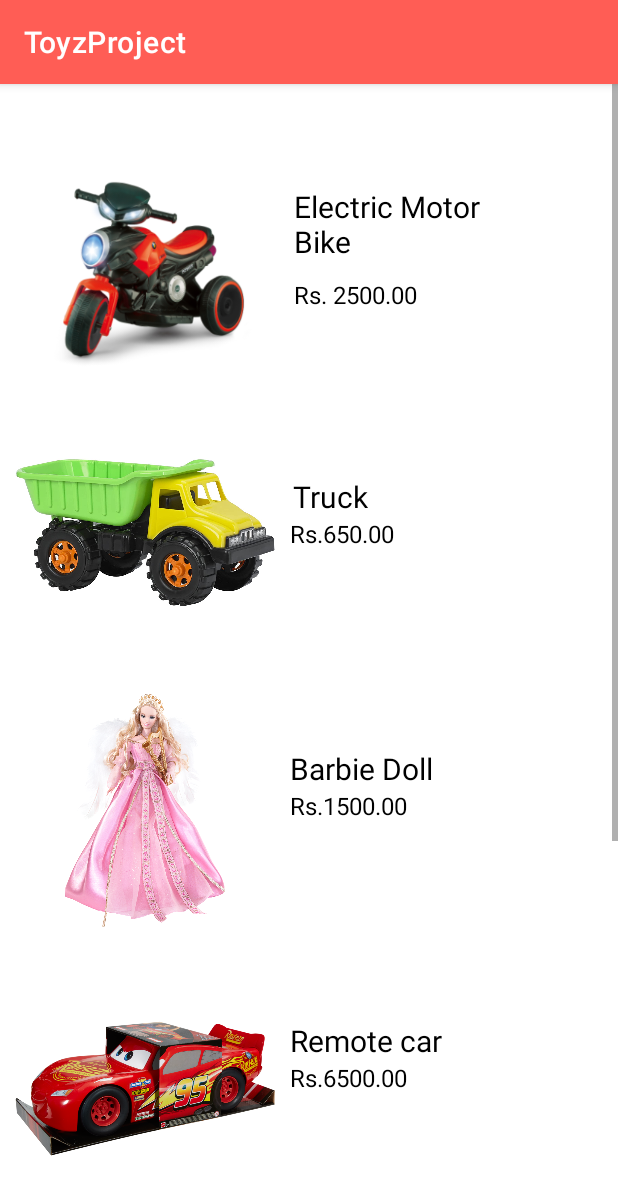
After one commit to Kavi0109/MADProject, an Android app: the NewArrivals screen opened directly, with no data from a screen before it, on a phone screen of 412 x 824 dp. The commit adds this screen. Shown: the top 1195 px of the screen. Run offline under Robolectric (Android 15) with nearby library versions, the phone set to English and light mode, and no system bars; Roboto replaces fonts that are not available here.

Commit message:
rishma123456

```diff
--- a/app/src/main/AndroidManifest.xml
+++ b/app/src/main/AndroidManifest.xml
@@ -12,6 +12,9 @@
         android:roundIcon="@mipmap/ic_launcher_round"
         android:supportsRtl="true"
         android:theme="@style/Theme.ToyzProject">
+        <activity
+            android:name=".NewArrivals"
+            android:exported="true" />
         <activity
             android:name=".Statistics"
             android:exported="true" />
--- a/app/src/main/java/com/example/toyzproject/Email.java
+++ b/app/src/main/java/com/example/toyzproject/Email.java
@@ -31,6 +31,7 @@
         btSend.setOnClickListener(new View.OnClickListener() {
             @Override
             public void onClick(View view) {
+                openDialog();
                 Intent intent = new Intent(Intent.ACTION_VIEW,
                         Uri.parse("mailto:" + etTo.getText().toString()));
                 intent.putExtra(Intent.EXTRA_SUBJECT,etSuject.getText().toString());
@@ -47,4 +48,9 @@
             }
         });
     }
+
+    public void openDialog() {
+        PopUpDialog popUpDialog = new PopUpDialog();
+        popUpDialog.show(getSupportFragmentManager(),"popup dialog");
+    }
 }
--- /dev/null
+++ b/app/src/main/java/com/example/toyzproject/NewArrivals.java
@@ -0,0 +1,14 @@
+package com.example.toyzproject;
+
+import androidx.appcompat.app.AppCompatActivity;
+
+import android.os.Bundle;
+
+public class NewArrivals extends AppCompatActivity {
+
+    @Override
+    protected void onCreate(Bundle savedInstanceState) {
+        super.onCreate(savedInstanceState);
+        setContentView(R.layout.activity_new_arrivals);
+    }
+}
--- /dev/null
+++ b/app/src/main/res/layout/activity_new_arrivals.xml
@@ -0,0 +1,248 @@
+<?xml version="1.0" encoding="utf-8"?>
+<ScrollView
+    xmlns:android="http://schemas.android.com/apk/res/android"
+    xmlns:app="http://schemas.android.com/apk/res-auto"
+    xmlns:tools="http://schemas.android.com/tools"
+    android:layout_height="match_parent"
+    android:layout_width="match_parent">
+
+
+    <androidx.constraintlayout.widget.ConstraintLayout
+        android:layout_width="match_parent"
+        android:layout_height="wrap_content"
+
+        tools:context=".NewArrivals">
+
+        <ImageView
+            android:id="@+id/imageView2"
+            android:layout_width="176dp"
+            android:layout_height="141dp"
+            android:layout_marginStart="10dp"
+            android:layout_marginLeft="10dp"
+            android:layout_marginTop="50dp"
+            android:contentDescription="newarrivals1"
+            app:layout_constraintStart_toStartOf="parent"
+            app:layout_constraintTop_toTopOf="parent"
+            app:srcCompat="@drawable/toy18" />
+
+        <ImageView
+            android:id="@+id/imageView3"
+            android:layout_width="173dp"
+            android:layout_height="155dp"
+            android:layout_marginStart="10dp"
+            android:layout_marginLeft="10dp"
+            android:layout_marginTop="30dp"
+            android:contentDescription="newarrivals1"
+            app:layout_constraintStart_toStartOf="parent"
+            app:layout_constraintTop_toBottomOf="@+id/imageView2"
+            app:srcCompat="@drawable/toy20" />
+
+
+        <ImageView
+            android:id="@+id/imageView4"
+            android:layout_width="173dp"
+            android:layout_height="155dp"
+            android:layout_marginStart="10dp"
+            android:layout_marginLeft="10dp"
+            android:layout_marginTop="30dp"
+            android:contentDescription="newarrivals1"
+            app:layout_constraintStart_toStartOf="parent"
+            app:layout_constraintTop_toBottomOf="@+id/imageView3"
+            app:srcCompat="@drawable/toy4" />
+
+
+        <ImageView
+            android:id="@+id/imageView5"
+            android:layout_width="173dp"
+            android:layout_height="155dp"
+            android:layout_marginStart="10dp"
+            android:layout_marginLeft="10dp"
+            android:layout_marginTop="30dp"
+            android:contentDescription="newarrivals1"
+            app:layout_constraintStart_toStartOf="parent"
+            app:layout_constraintTop_toBottomOf="@+id/imageView4"
+            app:srcCompat="@drawable/toy6" />
+
+
+        <ImageView
+            android:id="@+id/imageView6"
+            android:layout_width="173dp"
+            android:layout_height="155dp"
+            android:layout_marginStart="10dp"
+            android:layout_marginLeft="10dp"
+            android:layout_marginTop="30dp"
+            android:contentDescription="newarrivals1"
+            app:layout_constraintStart_toStartOf="parent"
+            app:layout_constraintTop_toBottomOf="@+id/imageView5"
+            app:srcCompat="@drawable/toy17" />
+
+        <ImageView
+            android:id="@+id/imageView7"
+            android:layout_width="173dp"
+            android:layout_height="155dp"
+            android:layout_marginStart="10dp"
+            android:layout_marginLeft="10dp"
+            android:layout_marginTop="30dp"
+            android:layout_marginBottom="50dp"
+            android:contentDescription="newarrivals1"
+            app:layout_constraintBottom_toBottomOf="parent"
+            app:layout_constraintStart_toStartOf="parent"
+            app:layout_constraintTop_toBottomOf="@+id/imageView6"
+            app:srcCompat="@drawable/toy9" />
+
+        <TextView
+            android:id="@+id/NewArrivalTit1"
+            android:layout_width="165dp"
+            android:layout_height="61dp"
+            android:layout_marginStart="10dp"
+            android:layout_marginLeft="10dp"
+            android:layout_marginTop="68dp"
+            android:text="Electric Motor Bike"
+            android:textColor="@color/black"
+            android:textSize="20sp"
+            app:layout_constraintStart_toEndOf="@+id/imageView2"
+            app:layout_constraintTop_toTopOf="parent" />
+
+        <TextView
+            android:id="@+id/textView2"
+            android:layout_width="wrap_content"
+            android:layout_height="wrap_content"
+            android:layout_marginStart="10dp"
+            android:layout_marginLeft="10dp"
+            android:text="Rs. 2500.00"
+            android:textColor="@color/black"
+            android:textSize="16sp"
+            app:layout_constraintStart_toEndOf="@+id/imageView2"
+            app:layout_constraintTop_toBottomOf="@+id/NewArrivalTit1" />
+
+        <TextView
+            android:id="@+id/NewArrivalTit2"
+            android:layout_width="wrap_content"
+            android:layout_height="wrap_content"
+            android:layout_marginStart="12dp"
+            android:layout_marginLeft="12dp"
+            android:layout_marginTop="110dp"
+            android:text="Truck"
+            android:textColor="@color/black"
+            android:textSize="20sp"
+            app:layout_constraintStart_toEndOf="@+id/imageView3"
+            app:layout_constraintTop_toBottomOf="@+id/textView2" />
+
+        <TextView
+            android:id="@+id/textView4"
+            android:layout_width="wrap_content"
+            android:layout_height="wrap_content"
+            android:layout_marginStart="10dp"
+            android:layout_marginLeft="10dp"
+            android:text="Rs.650.00"
+            android:textColor="@color/black"
+            android:textSize="16sp"
+            app:layout_constraintStart_toEndOf="@+id/imageView3"
+            app:layout_constraintTop_toBottomOf="@+id/NewArrivalTit2" />
+
+        <TextView
+            android:id="@+id/NewArrivalTit3"
+            android:layout_width="wrap_content"
+            android:layout_height="wrap_content"
+            android:layout_marginStart="10dp"
+            android:layout_marginLeft="10dp"
+            android:layout_marginTop="132dp"
+            android:text="Barbie Doll"
+            android:textColor="@color/black"
+            android:textSize="20sp"
+            app:layout_constraintStart_toEndOf="@+id/imageView4"
+            app:layout_constraintTop_toBottomOf="@+id/textView4" />
+
+        <TextView
+            android:id="@+id/textView6"
+            android:layout_width="wrap_content"
+            android:layout_height="wrap_content"
+            android:layout_marginStart="10dp"
+            android:layout_marginLeft="10dp"
+            android:text="Rs.1500.00"
+            android:textColor="@color/black"
+            android:textSize="16sp"
+            app:layout_constraintStart_toEndOf="@+id/imageView4"
+            app:layout_constraintTop_toBottomOf="@+id/NewArrivalTit3" />
+
+        <TextView
+            android:id="@+id/NewArrivalTit4"
+            android:layout_width="wrap_content"
+            android:layout_height="wrap_content"
+            android:layout_marginStart="10dp"
+            android:layout_marginLeft="10dp"
+            android:layout_marginTop="132dp"
+            android:text="Remote car"
+            android:textColor="@color/black"
+            android:textSize="20sp"
+            app:layout_constraintStart_toEndOf="@+id/imageView5"
+            app:layout_constraintTop_toBottomOf="@+id/textView6" />
+
+        <TextView
+            android:id="@+id/textView8"
+            android:layout_width="wrap_content"
+            android:layout_height="wrap_content"
+            android:layout_marginStart="10dp"
+            android:layout_marginLeft="10dp"
+            android:text="Rs.6500.00"
+            android:textColor="@color/black"
+            android:textSize="16sp"
+            app:layout_constraintStart_toEndOf="@+id/imageView5"
+            app:layout_constraintTop_toBottomOf="@+id/NewArrivalTit4" />
+
+        <TextView
+            android:id="@+id/NewArrivalTit5"
+            android:layout_width="wrap_content"
+            android:layout_height="wrap_content"
+            android:layout_marginStart="10dp"
+            android:layout_marginLeft="10dp"
+            android:layout_marginTop="150dp"
+            android:text="Chargable Car"
+            android:textColor="@color/black"
+            android:textSize="20sp"
+            app:layout_constraintStart_toEndOf="@+id/imageView6"
+            app:layout_constraintTop_toBottomOf="@+id/textView8" />
+
+        <TextView
+            android:id="@+id/textView10"
+            android:layout_width="wrap_content"
+            android:layout_height="wrap_content"
+            android:layout_marginStart="10dp"
+            android:layout_marginLeft="10dp"
+            android:text="Rs.3950.00"
+            android:textColor="@color/black"
+            android:textSize="16sp"
+            app:layout_constraintStart_toEndOf="@+id/imageView6"
+            app:layout_constraintTop_toBottomOf="@+id/NewArrivalTit5" />
+
+        <TextView
+            android:id="@+id/NewArrivalTit6"
+            android:layout_width="wrap_content"
+            android:layout_height="wrap_content"
+            android:layout_marginStart="10dp"
+            android:layout_marginLeft="10dp"
+            android:layout_marginTop="150dp"
+            android:text="Soft Toy"
+            android:textColor="@color/black"
+            android:textSize="20sp"
+            app:layout_constraintStart_toEndOf="@+id/imageView7"
+            app:layout_constraintTop_toTopOf="@+id/textView10" />
+
+        <TextView
+            android:id="@+id/textView12"
+            android:layout_width="wrap_content"
+            android:layout_height="wrap_content"
+            android:layout_marginStart="10dp"
+            android:layout_marginLeft="10dp"
+            android:text="Rs.375.00"
+            android:textColor="@color/black"
+            android:textSize="16sp"
+            app:layout_constraintStart_toEndOf="@+id/imageView7"
+            app:layout_constraintTop_toBottomOf="@+id/NewArrivalTit6" />
+
+
+    </androidx.constraintlayout.widget.ConstraintLayout>
+
+
+
+</ScrollView>
--- a/app/src/main/res/layout/activity_toys_add_form.xml
+++ b/app/src/main/res/layout/activity_toys_add_form.xml
@@ -149,7 +149,7 @@
       android:layout_height="wrap_content"
       android:layout_marginTop="10dp"
       android:background="@drawable/homebtn_bg"
-      android:text="@string/open"
+      android:text="@string/InsertFormdetails"
       android:textColor="@color/white"
       android:textSize="20sp"
       android:textStyle="bold"
--- a/app/src/main/res/values/strings.xml
+++ b/app/src/main/res/values/strings.xml
@@ -84,6 +84,12 @@
     <string name="open">Open</string>
     <string name="_8942">⋮</string>
     <string name="tz">tz</string>
+    <string name="ProfitMargin">Profit Margin</string>
+    <string name="Quantity">Quantity</string>
+    <string name="CalculateBtn">Calculate</string>
+    <string name="newarrivals1">newarrivals1</string>
+    <string name="InsertFormdetails">Details</string>
+    <string name="LogOutBtn">Log Out</string>
 
 
 </resources>
```
Also changed, not shown: app/src/main/java/com/example/toyzproject/Home.java (+17 -4 lines), app/src/main/java/com/example/toyzproject/Login.java (+7 -1 lines), app/src/main/java/com/example/toyzproject/MainActivity.java (+48 -1 lines), app/src/main/java/com/example/toyzproject/RVAdapter.java (+7 -0 lines), app/src/main/java/com/example/toyzproject/ToysAddForm.java (+41 -17 lines), app/src/main/java/com/example/toyzproject/ToysVH.java (+6 -1 lines), app/src/main/res/layout/activity_home.xml (+19 -5 lines), app/src/main/res/layout/layout_item.xml (+40 -0 lines), app/src/main/res/drawable/toy12.jpg (added), app/src/main/res/drawable/toy9.jpeg (added), 1 other file.
